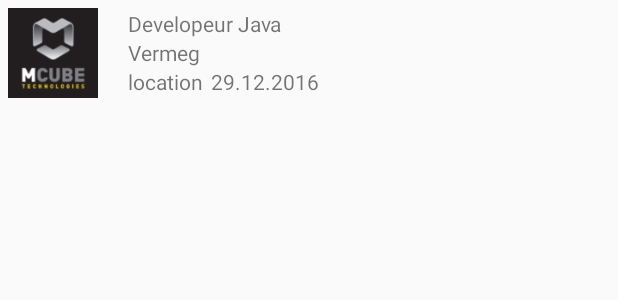
After one commit to d4rkc0de/TanitjobParser, an Android app: the layout list_item.xml on its own in the app's theme, with its tools: preview values and no code run, on a phone screen of 412 x 824 dp. The commit adds this screen. Shown: the top 300 px of the screen. Run offline under Robolectric (Android 15) with nearby library versions, the phone set to English and light mode, and no system bars.

Commit message:
new updates

```diff
--- /dev/null
+++ b/app/src/main/res/layout/list_item.xml
@@ -0,0 +1,52 @@
+<?xml version="1.0" encoding="utf-8"?>
+<LinearLayout xmlns:android="http://schemas.android.com/apk/res/android"
+    android:orientation="horizontal"
+    android:padding="5dp"
+    android:layout_width="match_parent"
+    android:layout_height="wrap_content"
+    android:id="@+id/container">
+
+
+    <ImageView
+        android:id="@+id/image"
+        android:layout_width="60dp"
+        android:layout_height="60dp"
+        android:src="@drawable/test_image"/>
+
+    <LinearLayout
+        android:layout_marginLeft="20dp"
+        android:layout_width="match_parent"
+        android:layout_height="match_parent"
+        android:gravity="center_vertical"
+        android:orientation="vertical">
+        <TextView
+            android:id="@+id/title"
+            android:layout_width="wrap_content"
+            android:layout_height="wrap_content"
+            android:text="Developeur Java"/>
+
+        <TextView
+            android:id="@+id/comanyName"
+            android:layout_width="wrap_content"
+            android:layout_height="wrap_content"
+            android:text="Vermeg"/>
+
+        <LinearLayout
+            android:layout_width="match_parent"
+            android:layout_height="wrap_content"
+            android:orientation="horizontal">
+            <TextView
+                android:id="@+id/location"
+                android:layout_width="wrap_content"
+                android:layout_height="wrap_content"
+                android:text="location"/>
+            <TextView
+                android:layout_marginLeft="5dp"
+                android:id="@+id/date"
+                android:layout_width="wrap_content"
+                android:layout_height="wrap_content"
+                android:text="29.12.2016"/>
+        </LinearLayout>
+    </LinearLayout>
+
+</LinearLayout>
```
Also changed, not shown: app/build.gradle (+4 -3 lines), app/src/main/java/nachos/com/tanitjobparser/MainActivity.java (+17 -35 lines), app/src/main/java/nachos/com/tanitjobparser/adapter/OfferAdapter.java (added, +69 -0 lines), app/src/main/java/nachos/com/tanitjobparser/model/Offer.java (added, +75 -0 lines), app/src/main/java/nachos/com/tanitjobparser/utils/Utils.java (added, +12 -0 lines), app/src/main/res/layout/activity_main.xml (+6 -4 lines), app/src/main/res/drawable-hdpi/test_image.png (added), app/src/main/res/drawable-mdpi/test_image.png (added), app/src/main/res/drawable-xhdpi/test_image.png (added), app/src/main/res/drawable-xxhdpi/test_image.png (added), app/src/main/res/drawable-xxxhdpi/test_image.png (added).
